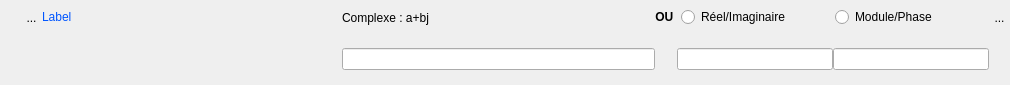
Above: UiQT4/desWidgetSimpComplexe.ui from SalomePlatform/eficas_tools before the change. Below: the same form after it.
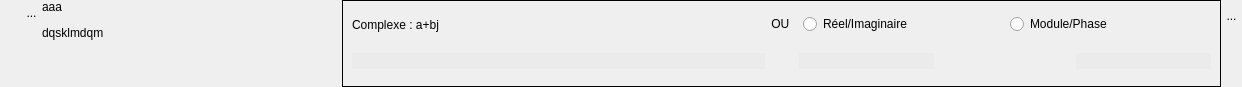
That is the form after the change. Icons and pictures are not drawn. Custom widgets are drawn as their Qt base class.

Patch:
```diff
--- a/UiQT4/desWidgetSimpComplexe.ui
+++ b/UiQT4/desWidgetSimpComplexe.ui
@@ -6,8 +6,8 @@
    <rect>
     <x>0</x>
     <y>0</y>
-    <width>1010</width>
-    <height>85</height>
+    <width>1242</width>
+    <height>87</height>
    </rect>
   </property>
   <property name="sizePolicy">
@@ -25,30 +25,32 @@
   <property name="maximumSize">
    <size>
     <width>1493</width>
-    <height>85</height>
+    <height>1400</height>
    </size>
   </property>
   <property name="windowTitle">
    <string>Form</string>
   </property>
-  <layout class="QGridLayout" name="gridLayout">
-   <property name="leftMargin">
-    <number>0</number>
-   </property>
-   <property name="topMargin">
-    <number>2</number>
-   </property>
-   <property name="rightMargin">
+  <property name="styleSheet">
+   <string notr="true">QLineEdit {
+background:rgb(235,235,235);
+border:0px;
+}</string>
+  </property>
+  <layout class="QHBoxLayout" name="horizontalLayout_5">
+   <property name="spacing">
     <number>0</number>
    </property>
-   <property name="bottomMargin">
+   <property name="margin">
     <number>0</number>
    </property>
+   <item>
+    <layout class="QVBoxLayout" name="verticalLayout_2">
    <property name="spacing">
     <number>0</number>
    </property>
-   <item row="0" column="0" rowspan="2">
-    <layout class="QHBoxLayout" name="horizontalLayout_4">
+     <item>
+      <layout class="QHBoxLayout" name="horizontalLayout">
      <property name="spacing">
       <number>0</number>
      </property>
@@ -56,11 +58,6 @@
       <enum>QLayout::SetFixedSize</enum>
      </property>
      <item>
-      <layout class="QHBoxLayout" name="horizontalLayout">
-       <property name="spacing">
-        <number>0</number>
-       </property>
-       <item>
         <spacer name="horizontalSpacer_3">
          <property name="orientation">
           <enum>Qt::Horizontal</enum>
@@ -81,13 +78,13 @@
          <property name="minimumSize">
           <size>
            <width>21</width>
-           <height>31</height>
+           <height>25</height>
           </size>
          </property>
          <property name="maximumSize">
           <size>
            <width>21</width>
-           <height>35</height>
+           <height>25</height>
           </size>
          </property>
          <property name="styleSheet">
@@ -102,18 +99,33 @@
          </property>
          <property name="iconSize">
           <size>
-           <width>32</width>
-           <height>32</height>
+           <width>25</width>
+           <height>25</height>
           </size>
          </property>
         </widget>
+       </item>
+      </layout>
+     </item>
+     <item>
+      <spacer name="verticalSpacer">
+       <property name="orientation">
+        <enum>Qt::Vertical</enum>
+       </property>
+       <property name="sizeHint" stdset="0">
+        <size>
+         <width>20</width>
+         <height>5</height>
+        </size>
+       </property>
+      </spacer>
        </item>
       </layout>
      </item>
      <item>
       <widget class="MonLabelClic" name="label">
        <property name="sizePolicy">
-        <sizepolicy hsizetype="MinimumExpanding" vsizetype="Preferred">
+      <sizepolicy hsizetype="Fixed" vsizetype="Preferred">
          <horstretch>0</horstretch>
          <verstretch>0</verstretch>
         </sizepolicy>
@@ -121,7 +133,7 @@
        <property name="minimumSize">
         <size>
          <width>300</width>
-         <height>24</height>
+       <height>25</height>
         </size>
        </property>
        <property name="maximumSize">
@@ -134,25 +146,44 @@
         <enum>QFrame::NoFrame</enum>
        </property>
        <property name="text">
-        <string>&lt;html&gt;&lt;head/&gt;&lt;body&gt;&lt;p&gt;&lt;span style=&quot; color:#0055ff;&quot;&gt;Label&lt;/span&gt;&lt;/p&gt;&lt;/body&gt;&lt;/html&gt;</string>
+      <string>&lt;html&gt;&lt;head/&gt;&lt;body&gt;&lt;p&gt;aaa&lt;/p&gt;&lt;p&gt;dqsklmdqm&lt;/p&gt;&lt;/body&gt;&lt;/html&gt;</string>
+     </property>
+     <property name="scaledContents">
+      <bool>false</bool>
+     </property>
+     <property name="alignment">
+      <set>Qt::AlignLeading|Qt::AlignLeft|Qt::AlignTop</set>
        </property>
       </widget>
      </item>
-    </layout>
-   </item>
-   <item row="0" column="1">
-    <layout class="QHBoxLayout" name="horizontalLayout_5">
-     <property name="spacing">
-      <number>0</number>
+   <item>
+    <widget class="QFrame" name="frame">
+     <property name="frameShape">
+      <enum>QFrame::Box</enum>
      </property>
+     <layout class="QGridLayout" name="gridLayout">
+      <item row="0" column="0">
+       <layout class="QHBoxLayout" name="horizontalLayout_4">
      <item>
       <widget class="QLabel" name="label_2">
        <property name="sizePolicy">
-        <sizepolicy hsizetype="Preferred" vsizetype="Preferred">
+           <sizepolicy hsizetype="Preferred" vsizetype="Fixed">
          <horstretch>0</horstretch>
          <verstretch>0</verstretch>
         </sizepolicy>
        </property>
+          <property name="minimumSize">
+           <size>
+            <width>0</width>
+            <height>29</height>
+           </size>
+          </property>
+          <property name="maximumSize">
+           <size>
+            <width>16777215</width>
+            <height>29</height>
+           </size>
+          </property>
        <property name="text">
         <string>Complexe : a+bj</string>
        </property>
@@ -173,7 +204,14 @@
      </item>
     </layout>
    </item>
-   <item row="0" column="2">
+      <item row="1" column="0">
+       <widget class="QLineEdit" name="LEComp">
+        <property name="frame">
+         <bool>false</bool>
+        </property>
+       </widget>
+      </item>
+      <item row="0" column="1">
     <widget class="QLabel" name="label_3">
      <property name="sizePolicy">
       <sizepolicy hsizetype="Preferred" vsizetype="Preferred">
@@ -188,11 +226,11 @@
       </size>
      </property>
      <property name="text">
-      <string>&lt;html&gt;&lt;head/&gt;&lt;body&gt;&lt;p align=&quot;center&quot;&gt;&lt;span style=&quot; font-weight:600;&quot;&gt;OU &lt;/span&gt;&lt;/p&gt;&lt;/body&gt;&lt;/html&gt;</string>
+         <string>&lt;html&gt;&lt;head/&gt;&lt;body&gt;&lt;p align=&quot;center&quot;&gt;OU &lt;/p&gt;&lt;/body&gt;&lt;/html&gt;</string>
      </property>
     </widget>
    </item>
-   <item row="0" column="3">
+      <item row="0" column="2">
     <layout class="QHBoxLayout" name="horizontalLayout_2">
      <property name="leftMargin">
       <number>4</number>
@@ -216,7 +254,56 @@
      </item>
     </layout>
    </item>
-   <item row="0" column="4">
+      <item row="1" column="2">
+       <layout class="QHBoxLayout" name="horizontalLayout_3">
+        <item>
+         <widget class="QLineEdit" name="LEReel">
+          <property name="frame">
+           <bool>false</bool>
+          </property>
+         </widget>
+        </item>
+        <item>
+         <spacer name="horizontalSpacer">
+          <property name="orientation">
+           <enum>Qt::Horizontal</enum>
+          </property>
+          <property name="sizeHint" stdset="0">
+           <size>
+            <width>5</width>
+            <height>20</height>
+           </size>
+          </property>
+         </spacer>
+        </item>
+        <item>
+         <widget class="QLineEdit" name="LEImag">
+          <property name="frame">
+           <bool>false</bool>
+          </property>
+         </widget>
+        </item>
+       </layout>
+      </item>
+      <item row="1" column="1">
+       <spacer name="verticalSpacer_3">
+        <property name="orientation">
+         <enum>Qt::Vertical</enum>
+        </property>
+        <property name="sizeHint" stdset="0">
+         <size>
+          <width>17</width>
+          <height>20</height>
+         </size>
+        </property>
+       </spacer>
+      </item>
+     </layout>
+    </widget>
+   </item>
+   <item>
+    <layout class="QVBoxLayout" name="verticalLayout_3">
+     <item>
     <widget class="QToolButton" name="RBPoubelle">
      <property name="minimumSize">
       <size>
@@ -248,30 +335,7 @@
      </property>
     </widget>
    </item>
-   <item row="1" column="2" rowspan="2">
-    <spacer name="verticalSpacer_3">
-     <property name="orientation">
-      <enum>Qt::Vertical</enum>
-     </property>
-     <property name="sizeHint" stdset="0">
-      <size>
-       <width>20</width>
-       <height>47</height>
-      </size>
-     </property>
-    </spacer>
-   </item>
-   <item row="1" column="3" rowspan="2">
-    <layout class="QHBoxLayout" name="horizontalLayout_3">
      <item>
-      <widget class="QLineEdit" name="LEReel"/>
-     </item>
-     <item>
-      <widget class="QLineEdit" name="LEImag"/>
-     </item>
-    </layout>
-   </item>
-   <item row="1" column="4" rowspan="2">
     <spacer name="verticalSpacer_2">
      <property name="orientation">
       <enum>Qt::Vertical</enum>
@@ -284,21 +348,7 @@
      </property>
     </spacer>
    </item>
-   <item row="2" column="0">
-    <spacer name="verticalSpacer">
-     <property name="orientation">
-      <enum>Qt::Vertical</enum>
-     </property>
-     <property name="sizeHint" stdset="0">
-      <size>
-       <width>20</width>
-       <height>39</height>
-      </size>
-     </property>
-    </spacer>
-   </item>
-   <item row="2" column="1">
-    <widget class="QLineEdit" name="LEComp"/>
+    </layout>
    </item>
   </layout>
  </widget>
```
Left out of the diff: 9 changed lines with no effect on the pictures. Lines whose indentation alone changed are shown as unchanged.
